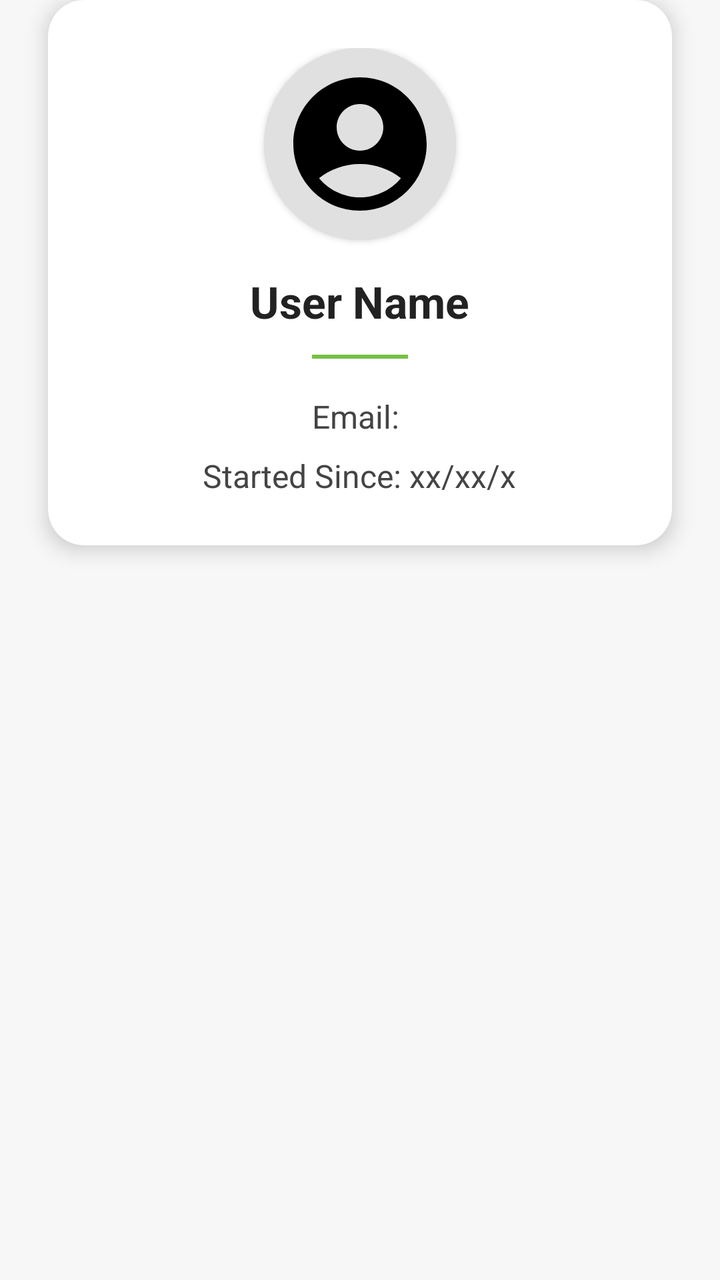
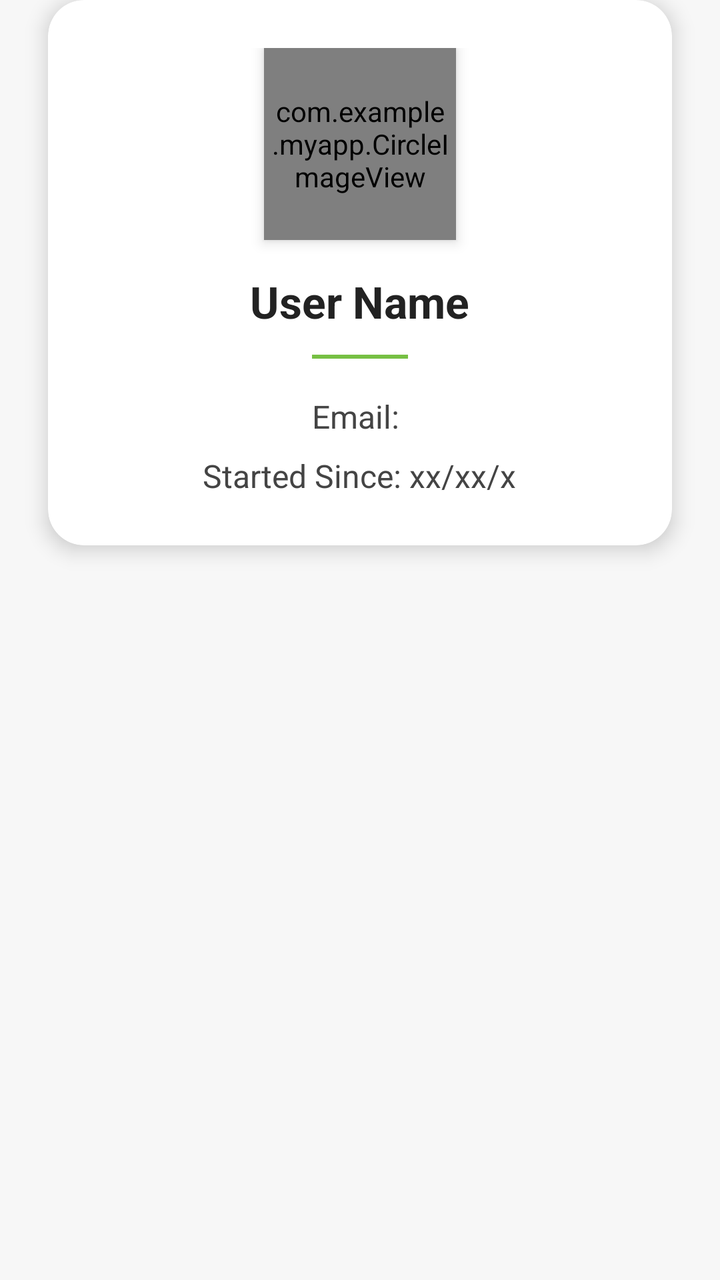

Screens rendered from an Android XML layout before and after an edit, with the pre-edit source and the edit as a unified diff.
<!-- AndroidManifest.xml: application theme Theme.MyApp -->
<!-- res/layout/fragment_profile_activity.xml -->
<?xml version="1.0" encoding="utf-8"?>
<androidx.constraintlayout.widget.ConstraintLayout xmlns:android="http://schemas.android.com/apk/res/android"
    xmlns:app="http://schemas.android.com/apk/res-auto"
    android:layout_width="match_parent"
    android:layout_height="match_parent"
    android:background="#F7F7F7">

    <androidx.cardview.widget.CardView
        android:layout_width="match_parent"
        android:layout_height="wrap_content"
        android:layout_margin="24dp"
        app:cardCornerRadius="18dp"
        app:cardElevation="6dp"
        app:cardBackgroundColor="@android:color/white">

        <LinearLayout
            android:layout_width="match_parent"
            android:layout_height="wrap_content"
            android:orientation="vertical"
            android:padding="24dp"
            android:gravity="center_horizontal">

            
            <ImageView
                android:layout_width="96dp"
                android:layout_height="96dp"
                android:src="@drawable/ic_user"
                android:scaleType="centerCrop"
                android:background="@drawable/circle_bg"
                android:padding="8dp"
                android:elevation="2dp" />

            
            <TextView
                android:id="@+id/Username"
                android:layout_width="wrap_content"
                android:layout_height="wrap_content"
                android:text="User Name"
                android:textColor="#222"
                android:textSize="22sp"
                android:textStyle="bold"
                android:layout_marginTop="16dp" />

            
            <View
                android:layout_width="48dp"
                android:layout_height="2dp"
                android:background="#76C043"
                android:layout_marginTop="12dp"
                android:layout_gravity="center_horizontal" />

            
            <TextView
                android:id="@+id/User_email"
                android:layout_width="wrap_content"
                android:layout_height="wrap_content"
                android:text="Email: "
                android:textColor="#444"
                android:textSize="16sp"
                android:layout_marginTop="18dp" />


            
            <TextView
                android:id="@+id/User_started"
                android:layout_width="wrap_content"
                android:layout_height="wrap_content"
                android:text="Started Since: xx/xx/x"
                android:textColor="#444"
                android:textSize="16sp"
                android:layout_marginTop="8dp" />

        </LinearLayout>
    </androidx.cardview.widget.CardView>

</androidx.constraintlayout.widget.ConstraintLayout>
<!-- resources referenced by this layout -->
<resources>
  <!-- drawable circle_bg (drawable) -->
  <?xml version="1.0" encoding="utf-8"?>
  <shape xmlns:android="http://schemas.android.com/apk/res/android"
      android:shape="oval">
      <solid android:color="#E0E0E0" />
  </shape>
  <!-- drawable ic_user (drawable) -->
  <vector xmlns:android="http://schemas.android.com/apk/res/android"
      android:height="120dp"
      android:tint="#000000"
      android:viewportHeight="24"
      android:viewportWidth="24"
      android:width="120dp">
        
      <path android:fillColor="@android:color/white"
          android:pathData="M12,2C6.48,2 2,6.48 2,12s4.48,10 10,10s10,-4.48 10,-10S17.52,2 12,2zM12,6c1.93,0 3.5,1.57 3.5,3.5S13.93,13 12,13s-3.5,-1.57 -3.5,-3.5S10.07,6 12,6zM12,20c-2.03,0 -4.43,-0.82 -6.14,-2.88C7.55,15.8 9.68,15 12,15s4.45,0.8 6.14,2.12C16.43,19.18 14.03,20 12,20z"/>
      
  </vector>
  <style name="Theme.MyApp" parent="Theme.AppCompat.Light.NoActionBar">
  
      </style>
</resources>

<!-- the commit's change to res/layout/fragment_profile_activity.xml (unified diff, before → after) -->
@@ -1,6 +1,7 @@
 <?xml version="1.0" encoding="utf-8"?>
 <androidx.constraintlayout.widget.ConstraintLayout xmlns:android="http://schemas.android.com/apk/res/android"
     xmlns:app="http://schemas.android.com/apk/res-auto"
+    xmlns:tools="http://schemas.android.com/tools"
     android:layout_width="match_parent"
     android:layout_height="match_parent"
     android:background="#F7F7F7">
@@ -11,7 +12,8 @@
         android:layout_margin="24dp"
         app:cardCornerRadius="18dp"
         app:cardElevation="6dp"
-        app:cardBackgroundColor="@android:color/white">
+        app:cardBackgroundColor="@android:color/white"
+        tools:ignore="MissingConstraints">
 
         <LinearLayout
             android:layout_width="match_parent"
@@ -21,14 +23,13 @@
             android:gravity="center_horizontal">
 
             
-            <ImageView
+            <com.example.myapp.CircleImageView
+                android:id="@+id/profile_image"
                 android:layout_width="96dp"
                 android:layout_height="96dp"
                 android:src="@drawable/ic_user"
                 android:scaleType="centerCrop"
-                android:background="@drawable/circle_bg"
-                android:padding="8dp"
-                android:elevation="2dp" />
+                android:elevation="4dp" />
 
             
             <TextView
<!-- resource entries referenced after the edit -->
@@ -1,25 +1,34 @@
 <!-- resources referenced by this layout -->
 <resources>
-  <!-- drawable circle_bg (drawable) -->
+  <!-- drawable ic_user (drawable) -->
   <?xml version="1.0" encoding="utf-8"?>
-  <shape xmlns:android="http://schemas.android.com/apk/res/android"
-      android:shape="oval">
-      <solid android:color="#E0E0E0" />
-  </shape>
-  <!-- drawable ic_user (drawable) -->
   <vector xmlns:android="http://schemas.android.com/apk/res/android"
-      android:height="120dp"
-      android:tint="#000000"
-      android:viewportHeight="24"
+      android:width="24dp"
+      android:height="24dp"
       android:viewportWidth="24"
-      android:width="120dp">
-        
-      <path android:fillColor="@android:color/white"
-          android:pathData="M12,2C6.48,2 2,6.48 2,12s4.48,10 10,10s10,-4.48 10,-10S17.52,2 12,2zM12,6c1.93,0 3.5,1.57 3.5,3.5S13.93,13 12,13s-3.5,-1.57 -3.5,-3.5S10.07,6 12,6zM12,20c-2.03,0 -4.43,-0.82 -6.14,-2.88C7.55,15.8 9.68,15 12,15s4.45,0.8 6.14,2.12C16.43,19.18 14.03,20 12,20z"/>
-      
+      android:viewportHeight="24">
+      <path
+          android:fillColor="#000000"
+          android:pathData="M12,12c2.21,0 4,-1.79 4,-4s-1.79,-4 -4,-4 -4,1.79 -4,4 1.79,4 4,4zM12,14c-2.67,0 -8,1.34 -8,4v2h16v-2c0,-2.66 -5.33,-4 -8,-4z"/>
   </vector>
-  <style name="Theme.MyApp" parent="Theme.AppCompat.Light.NoActionBar">
-  
+  <style name="Theme.MyApp" parent="Theme.MaterialComponents.Light.NoActionBar">
+          
+          <item name="colorPrimary">@color/purple_500</item>
+          <item name="colorPrimaryVariant">@color/purple_700</item>
+          <item name="colorOnPrimary">@color/white</item>
+          
+          <item name="colorSecondary">@color/teal_200</item>
+          <item name="colorSecondaryVariant">@color/teal_700</item>
+          <item name="colorOnSecondary">@color/black</item>
+          
+          <item name="android:statusBarColor">?attr/colorPrimaryVariant</item>
+          
       </style>
+  <color name="purple_500">#FF6200EE</color>
+  <color name="purple_700">#FF3700B3</color>
+  <color name="white">#FFFFFFFF</color>
+  <color name="teal_200">#FF03DAC5</color>
+  <color name="teal_700">#FF018786</color>
+  <color name="black">#FF000000</color>
 </resources>
 
